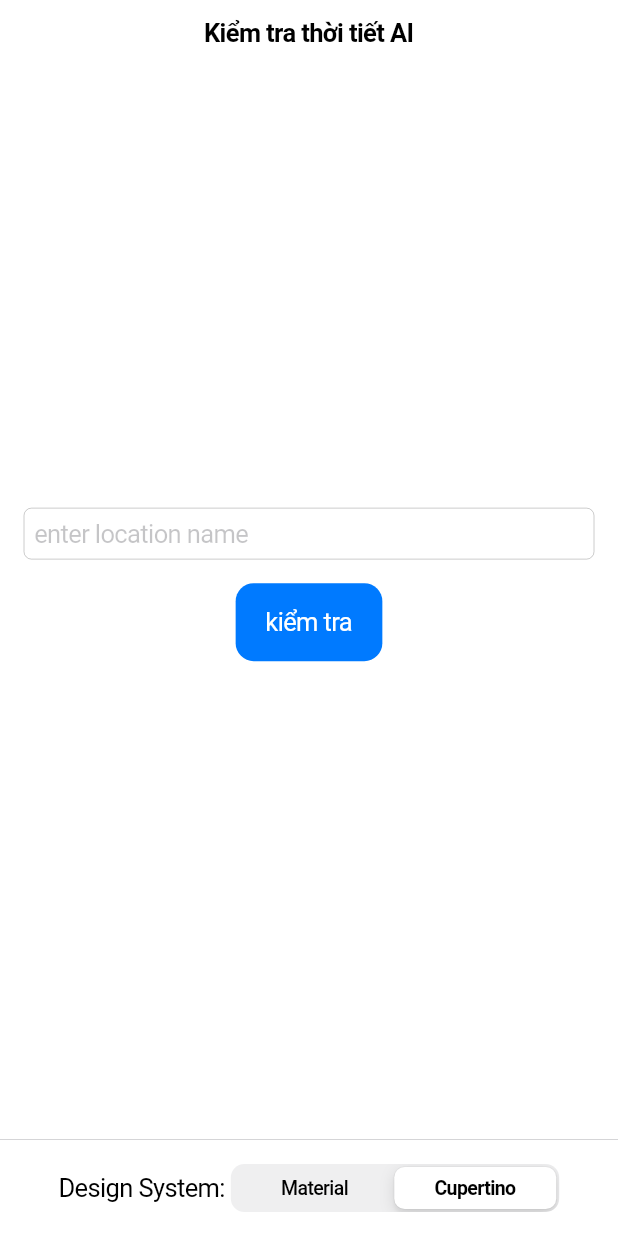
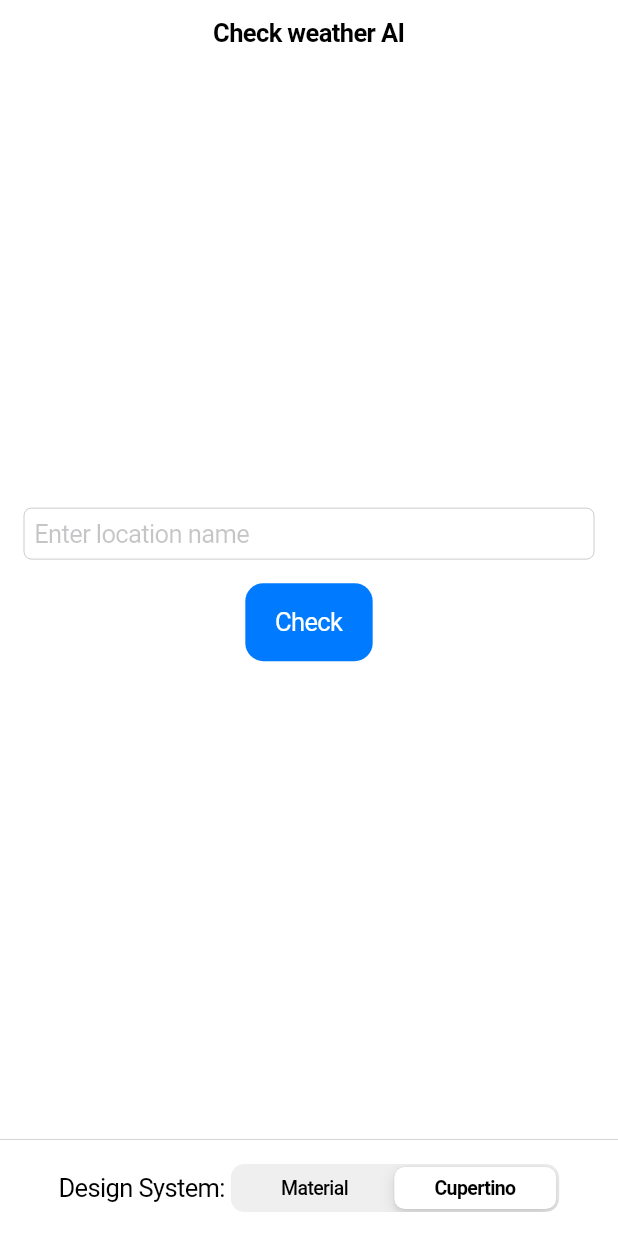
Before and after one commit to huycozy/df2025_demo, a Flutter app: the screen it shows after launch, after a tap on "Cupertino", on a phone screen of 412 x 824 dp. Run offline on Flutter 3.47's test engine with Material 3 defaults, Android fonts, the light colour scheme and no system bars.

Commit message:
english text is default

```diff
--- a/lib/main.dart
+++ b/lib/main.dart
@@ -19,7 +19,7 @@ class _WeatherAppState extends State<WeatherApp> {
   Widget build(BuildContext context) {
     return _useMaterial
         ? MaterialApp(
-            title: 'Kiểm tra thời tiết AI',
+            title: 'Check weather AI',
             theme: ThemeData(primarySwatch: Colors.blue, useMaterial3: true),
             home: WeatherScreen(
               useMaterial: _useMaterial,
@@ -32,7 +32,7 @@ class _WeatherAppState extends State<WeatherApp> {
             debugShowCheckedModeBanner: false,
           )
         : CupertinoApp(
-            title: 'Kiểm tra thời tiết AI',
+            title: 'Check weather AI',
             home: WeatherScreen(
               useMaterial: _useMaterial,
               onDesignSystemChanged: (bool useMaterial) {
@@ -67,17 +67,17 @@ class _WeatherScreenState extends State<WeatherScreen> {
   bool _isChecking = false;
 
   final List<String> _statusSequence = [
-    'Tìm vị trí...',
-    'Độ ẩm...',
-    'Nhiệt độ...',
-    'Tốc độ gió...',
-    'Mây...',
+    'Find location...',
+    'Humidity...',
+    'Temperature...',
+    'Wind speed...',
+    'Cloudy...',
     'Done',
   ];
 
   Future<void> _checkWeather() async {
     if (_locationController.text.trim().isEmpty) {
-      _showValidationError('Vui lòng nhập tên địa điểm');
+      _showValidationError('Please enter location name');
       return;
     }
 
@@ -120,7 +120,7 @@ class _WeatherScreenState extends State<WeatherScreen> {
         TextField(
           controller: _locationController,
           decoration: const InputDecoration(
-            hintText: 'enter location name',
+            hintText: 'Enter location name',
             border: OutlineInputBorder(),
           ),
           enabled: !_isChecking,
@@ -128,7 +128,7 @@ class _WeatherScreenState extends State<WeatherScreen> {
         const SizedBox(height: 16),
         ElevatedButton(
           onPressed: _isChecking ? null : _checkWeather,
-          child: Text(_isChecking ? 'Đang kiểm tra...' : 'kiểm tra'),
+          child: Text(_isChecking ? 'Checking...' : 'Check'),
         ),
         const SizedBox(height: 24),
         if (_isChecking) ...[
@@ -146,13 +146,13 @@ class _WeatherScreenState extends State<WeatherScreen> {
       children: [
         CupertinoTextField(
           controller: _locationController,
-          placeholder: 'enter location name',
+          placeholder: 'Enter location name',
           enabled: !_isChecking,
         ),
         const SizedBox(height: 16),
         CupertinoButton.filled(
           onPressed: _isChecking ? null : _checkWeather,
-          child: Text(_isChecking ? 'Đang kiểm tra...' : 'kiểm tra'),
+          child: Text(_isChecking ? 'Checking...' : 'Check'),
         ),
         const SizedBox(height: 24),
         if (_isChecking) ...[
@@ -174,7 +174,7 @@ class _WeatherScreenState extends State<WeatherScreen> {
   Widget _buildMaterialAppContent() {
     return Scaffold(
       appBar: AppBar(
-        title: const Text('Kiểm tra thời tiết AI'),
+        title: const Text('Check weather AI'),
         backgroundColor: Theme.of(context).colorScheme.inversePrimary,
       ),
       body: Padding(
@@ -214,7 +214,7 @@ class _WeatherScreenState extends State<WeatherScreen> {
   Widget _buildCupertinoAppContent() {
     return CupertinoPageScaffold(
       navigationBar: const CupertinoNavigationBar(
-        middle: Text('Kiểm tra thời tiết AI'),
+        middle: Text('Check weather AI'),
       ),
       child: SafeArea(
         child: Column(
@@ -273,7 +273,7 @@ class _WeatherScreenState extends State<WeatherScreen> {
         context: context,
         builder: (BuildContext context) {
           return AlertDialog(
-            title: const Text('Thông báo'),
+            title: const Text('Alert'),
             content: Text(message),
             actions: [
               TextButton(
@@ -289,7 +289,7 @@ class _WeatherScreenState extends State<WeatherScreen> {
         context: context,
         builder: (BuildContext context) {
           return CupertinoAlertDialog(
-            title: const Text('Thông báo'),
+            title: const Text('Alert'),
             content: Text(message),
             actions: [
               CupertinoDialogAction(
@@ -309,7 +309,7 @@ class _WeatherScreenState extends State<WeatherScreen> {
         context: context,
         builder: (BuildContext context) {
           return AlertDialog(
-            title: const Text('Nhìn ra ngoài cửa sổ đi'),
+            title: const Text('Look out the window'),
             actions: [
               TextButton(
                 onPressed: () => Navigator.of(context).pop(),
@@ -324,7 +324,7 @@ class _WeatherScreenState extends State<WeatherScreen> {
         context: context,
         builder: (BuildContext context) {
           return CupertinoAlertDialog(
-            title: const Text('Nhìn ra ngoài cửa sổ đi'),
+            title: const Text('Look out the window'),
             actions: [
               CupertinoDialogAction(
                 onPressed: () => Navigator.of(context).pop(),
```
